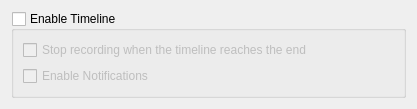
Old version of the form src/ui/timelineconfig.ui in the repository hippich/recorditnow.
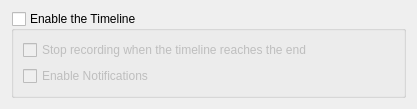
New version of the form.

Diff of the .ui file:
```diff
--- a/src/ui/timelineconfig.ui
+++ b/src/ui/timelineconfig.ui
@@ -17,7 +17,10 @@
    <item>
     <widget class="QGroupBox" name="kcfg_showTimeLine">
      <property name="title">
-      <string>Enable Timeline</string>
+      <string>Enable the Timeline</string>
+     </property>
+     <property name="flat">
+      <bool>false</bool>
      </property>
      <property name="checkable">
       <bool>true</bool>
```
